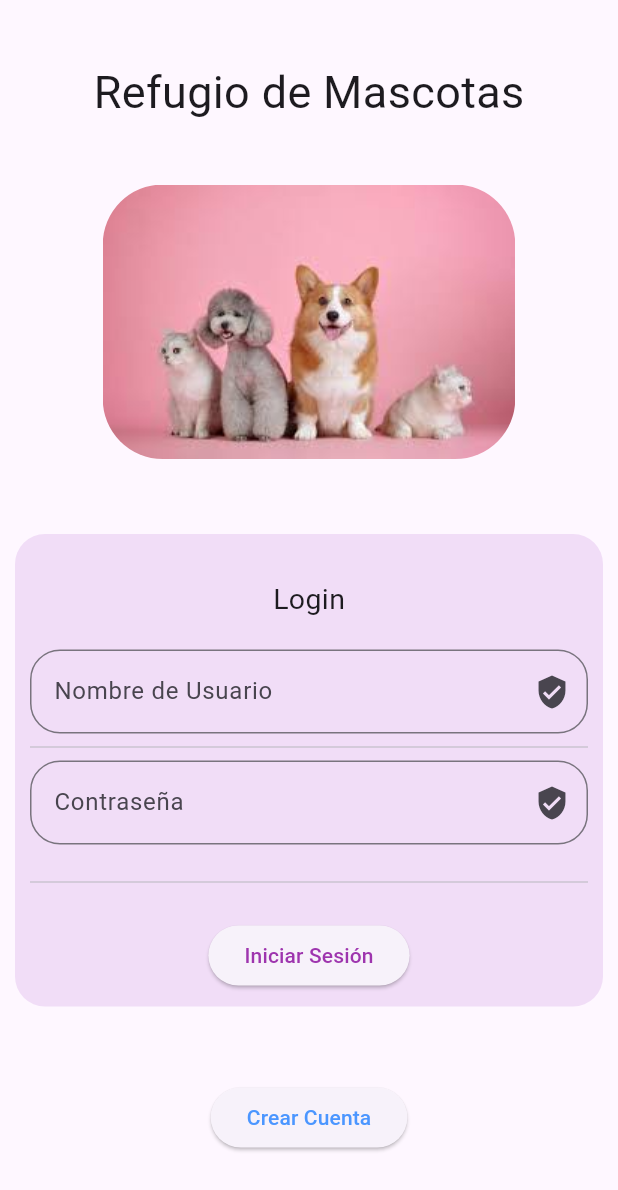
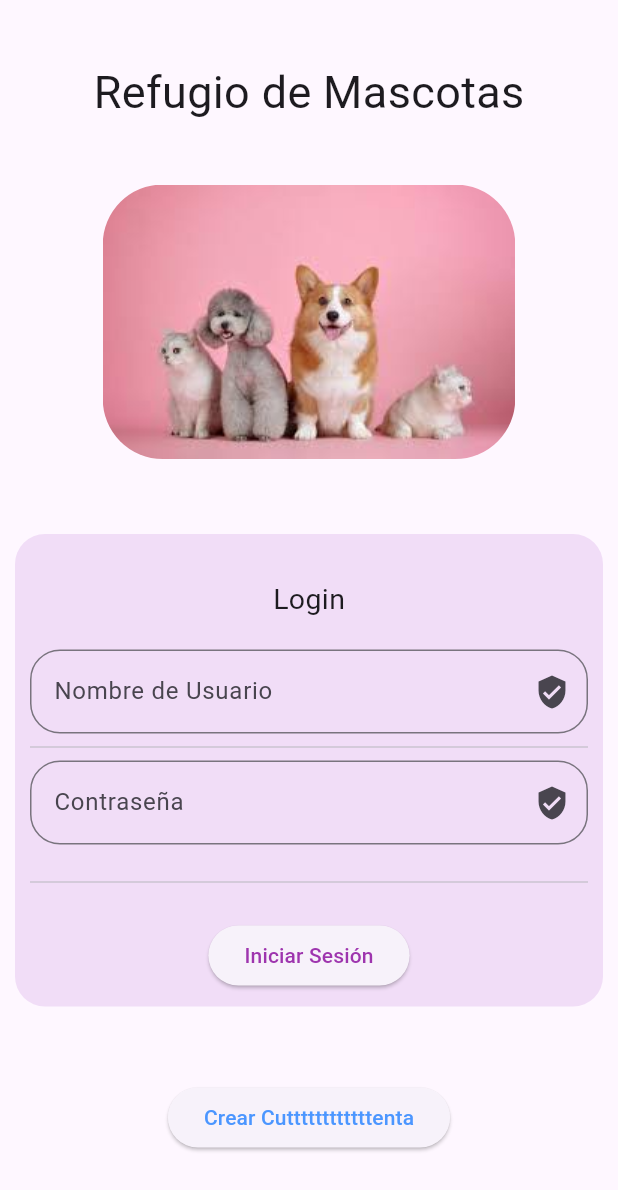
Before and after one commit to JEduardo001/Refugio_Animal, a Flutter app: the screen it shows after launch, on a phone screen of 412 x 824 dp. Shown: the top 1190 px of the screen. Run offline on Flutter 3.47's test engine with Material 3 defaults, Android fonts, the light colour scheme and no system bars; our stand-ins replace firebase_core, image_picker; accounts and stored records are empty.

Commit message:
Actualizar archivo login.dart Cambio de nombre

```diff
--- a/lib/globalInterfaces/login.dart
+++ b/lib/globalInterfaces/login.dart
@@ -36,7 +36,7 @@ class _loginState extends State<login> {
                   MaterialPageRoute(builder: (context) => const crearCuenta()),
                 );
               },
-              child: const Text('Crear Cuenta', style: TextStyle(color: Color.fromARGB(255, 75, 150, 255)),),
+              child: const Text('Crear Cuttttttttttttenta', style: TextStyle(color: Color.fromARGB(255, 75, 150, 255)),),
           ),
           ],
         ),
```
